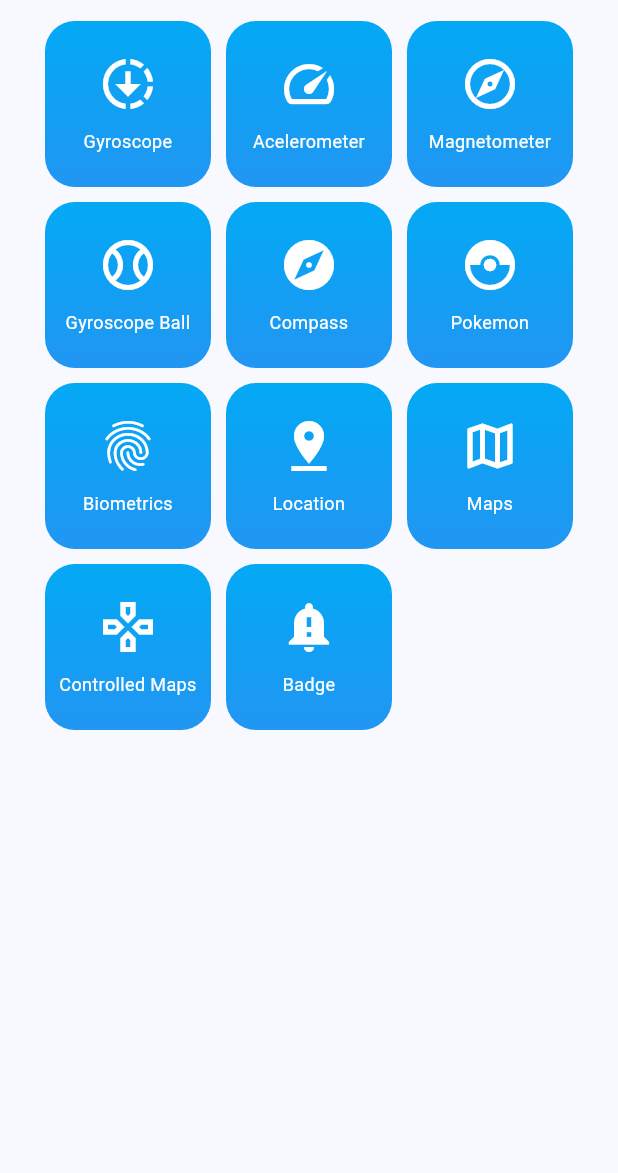
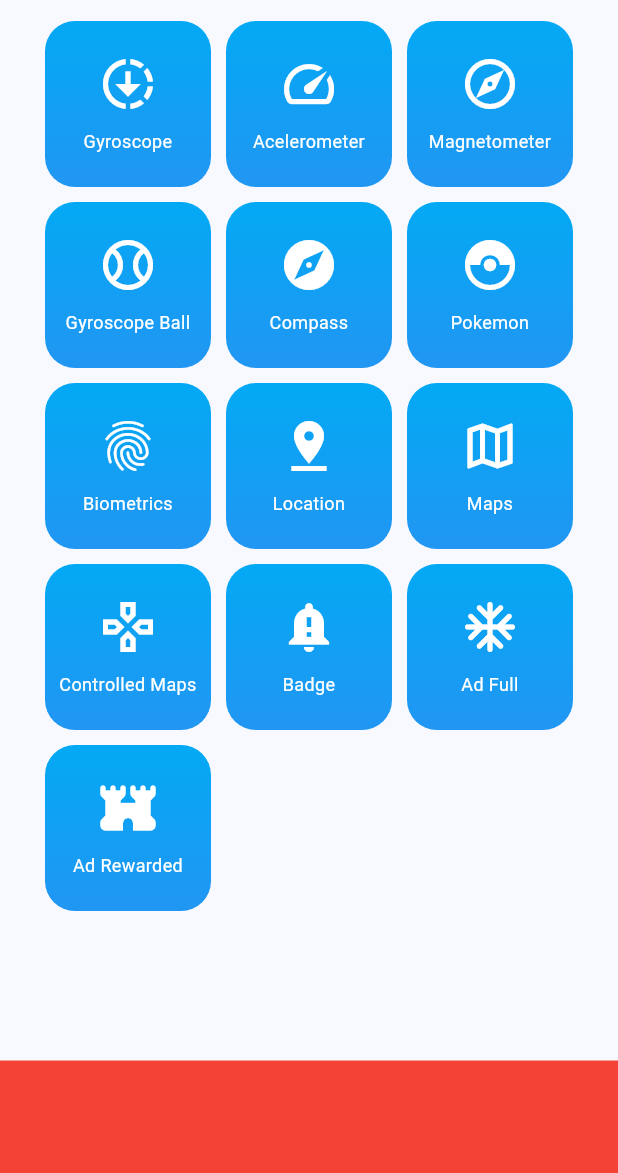
Before and after one commit to EnocDelgado/miscelaneos, a Flutter app: the screen it shows after launch, on a phone screen of 412 x 824 dp, the part 63-1236 px from its top. Run offline on Flutter 3.47's test engine with Material 2 defaults, Android fonts, the phone set to English and light mode, and no system bars; our stand-ins replace dio, flutter_compass, flutter_riverpod, geolocator, go_router, google_fonts and 5 more; missing offline and left inert: flutter_app_badger, quick_actions.

Commit message:
Ads Section Init

```diff
--- a/lib/config/config.dart
+++ b/lib/config/config.dart
@@ -3,3 +3,4 @@ export 'router/app_router.dart';
 export 'plugins/share_plugin.dart';
 export 'plugins/local_auth_plugin.dart';
 export 'plugins/quick_actions_plugin.dart';
+export 'plugins/app_badge_plugin.dart';
--- a/lib/config/router/app_router.dart
+++ b/lib/config/router/app_router.dart
@@ -85,5 +85,16 @@ final router = GoRouter(
       path: '/badge',
       builder: (context, state) => const BadgeScreen(),
     ),
+
+    //! Ads
+    GoRoute(
+      path: '/ad-fullscreen',
+      builder: (context, state) => const AdFullScreen(),
+    ),
+
+    GoRoute(
+      path: '/ad-rewarded',
+      builder: (context, state) => const AdRewardedScreen(),
+    ),
   ]
 );
--- a/lib/presentation/providers/badge/badge_provider.dart
+++ b/lib/presentation/providers/badge/badge_provider.dart
@@ -2,6 +2,6 @@
 
 import 'package:flutter_riverpod/flutter_riverpod.dart';
 
-final badgeCounterProvider = StateProvider<int>((ref) {
+final badgeCounterProvider = StateProvider.autoDispose<int>((ref) {
   return 0;
 });
--- a/lib/presentation/screens/badge/badge_screen.dart
+++ b/lib/presentation/screens/badge/badge_screen.dart
@@ -1,5 +1,6 @@
 import 'package:flutter/material.dart';
 import 'package:flutter_riverpod/flutter_riverpod.dart';
+import 'package:miscelaneos/config/config.dart';
 import 'package:miscelaneos/presentation/providers/providers.dart';
 
 
@@ -22,6 +23,7 @@ class BadgeScreen extends ConsumerWidget {
 
             Badge(
               alignment: Alignment.lerp( Alignment.topRight, Alignment.bottomRight, 0.2 ),
+              label: Text('$badgeCounter'),
               child: Text('$badgeCounter', style: const TextStyle( fontSize:  150 ) ),
             ),
 
@@ -29,6 +31,7 @@ class BadgeScreen extends ConsumerWidget {
             FilledButton.tonal(
               onPressed: (){
                 ref.invalidate( badgeCounterProvider );
+                AppBadgePlugin.removeBadge();
               },
               child: const Text('Delete Badge')
             )
@@ -39,6 +42,8 @@ class BadgeScreen extends ConsumerWidget {
       floatingActionButton: FloatingActionButton(
         onPressed: (){
           ref.read( badgeCounterProvider.notifier ).update((state) => state + 1 );
+
+          AppBadgePlugin.updateBadgeCount( badgeCounter + 1 );
         },
         child: const Icon( Icons.plus_one ),
       ),
--- a/lib/presentation/screens/home/home_screen.dart
+++ b/lib/presentation/screens/home/home_screen.dart
@@ -9,7 +9,10 @@ class HomeScreen extends StatelessWidget {
   Widget build(BuildContext context) {
     return Scaffold(
 
-      body: Padding(
+      body: Column(
+        children: [
+          Expanded(
+            child: Padding(
               padding: const EdgeInsets.symmetric( horizontal: 30 ),
               child: CustomScrollView(
                 slivers: [
@@ -30,6 +33,16 @@ class HomeScreen extends StatelessWidget {
                 ],
               ),
             ),
+          ),
+
+          // Ad Banner
+          Container(
+            color:  Colors.red,
+            width: double.infinity,
+            height: 75,
+          )
+        ],
+      ),
     );
   }
 }
--- a/lib/presentation/screens/screens.dart
+++ b/lib/presentation/screens/screens.dart
@@ -15,3 +15,6 @@ export 'locations/location_screen.dart';
 export 'locations/map_screen.dart';
 
 export 'badge/badge_screen.dart';
+
+export 'ads/ad_full_screen.dart';
+export 'ads/ad_rewarded_screen.dart';
--- a/lib/presentation/widgets/shared/main_menu.dart
+++ b/lib/presentation/widgets/shared/main_menu.dart
@@ -25,7 +25,11 @@ final menuItems = <MenuItem>[
   MenuItem('Maps', Icons.map_outlined, '/maps'),
   MenuItem('Controlled Maps', Icons.gamepad_outlined, '/controlled-map'),
 
-   MenuItem('Badge', Icons.notification_important, '/badge')
+  MenuItem('Badge', Icons.notification_important, '/badge'),
+
+  MenuItem('Ad Full', Icons.ac_unit_rounded, '/ad-fullscreen'),
+  MenuItem('Ad Rewarded', Icons.fort_rounded, '/ad-rewarded')
+
 ];
 
 class MainMenu extends StatelessWidget {
@@ -81,7 +85,7 @@ class HomeMenuItem extends StatelessWidget {
           children: [
             Icon( icon, color:  Colors.white, size: 40 ),
             const SizedBox( height: 10 ),
-            Text( title, textAlign: TextAlign.center, style: const TextStyle( color: Colors.white, fontSize: 12 ),   )
+            Text( title, textAlign: TextAlign.center, overflow: TextOverflow.ellipsis, style: const TextStyle( color: Colors.white, fontSize: 12 ),   )
           ],
         ),
       ),
--- a/pubspec.yaml
+++ b/pubspec.yaml
@@ -17,6 +17,7 @@ dependencies:
   go_router: ^10.0.0
   google_fonts: ^5.1.0
   google_maps_flutter: ^2.4.0
+  google_mobile_ads: ^3.0.0
   local_auth: ^2.1.6
   permission_handler: ^10.4.3
   quick_actions: ^1.0.5
```
Also changed, not shown: lib/config/plugins/admob_plugin.dart (added, +143 -0 lines), lib/config/plugins/app_badge_plugin.dart (added, +31 -0 lines), lib/presentation/screens/ads/ad_full_screen.dart (added, +18 -0 lines), lib/presentation/screens/ads/ad_rewarded_screen.dart (added, +18 -0 lines), pubspec.lock, 1 other file. Lines whose indentation alone changed are shown as unchanged.
